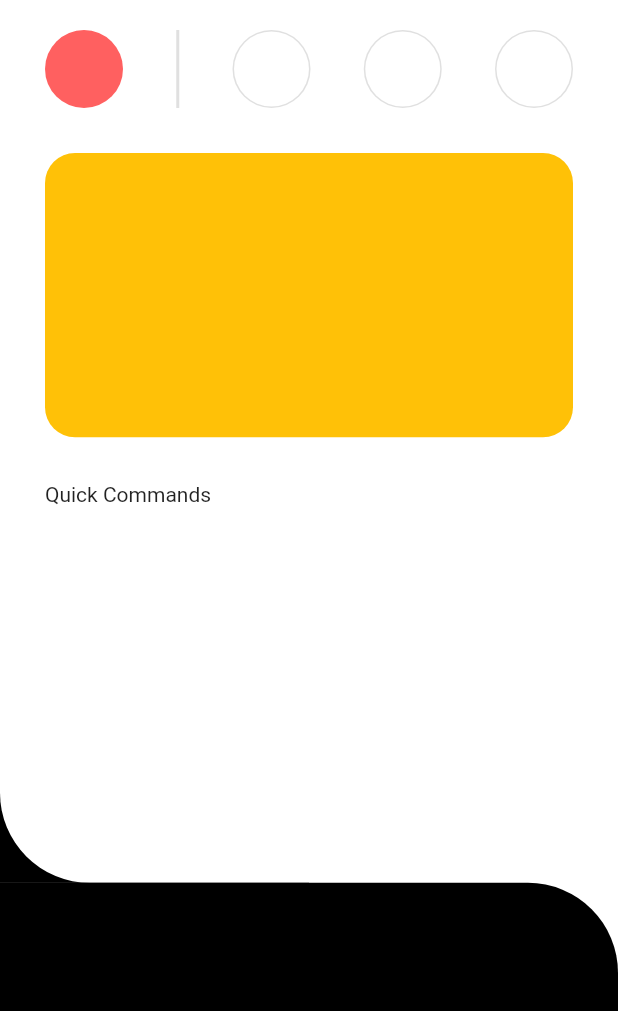
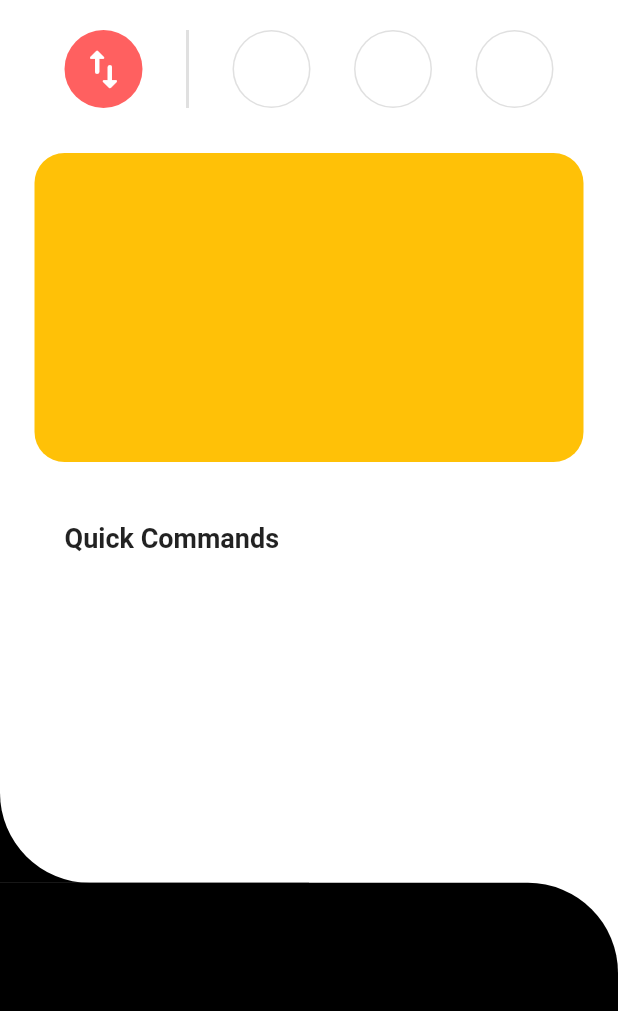
Before and after one commit to ceejayps/banking_app_2, a Flutter app: the screen it shows after launch, on a phone screen of 412 x 824 dp. Shown: the top 1011 px of the screen. Run offline on Flutter 3.47's test engine with Material 2 defaults, Android fonts, the phone set to English and light mode, and no system bars; missing offline and left inert: dart:ffi.

Commit message:
Update text.dart

```diff
--- a/lib/container/pages/text.dart
+++ b/lib/container/pages/text.dart
@@ -76,19 +76,30 @@ class _bankingtestState extends State<bankingtest> {
             backgroundColor: Colors.transparent,
             body: SafeArea(
               child: Padding(
-                padding: const EdgeInsets.symmetric(horizontal: 30),
+                padding: const EdgeInsets.symmetric(horizontal: 23),
                 child: Column(
                   crossAxisAlignment: CrossAxisAlignment.start,
                   children: [
                     SizedBox(
                       height: 20,
                     ),
-                    Row(
+                    Padding(
+                      padding: const EdgeInsets.symmetric(horizontal: 20),
+                      child: Row(
                         mainAxisAlignment: MainAxisAlignment.spaceBetween,
                         children: [
                           CircleAvatar(
                             radius: 26,
-                            backgroundColor: Color.fromARGB(255, 255, 96, 96)),
+                            backgroundColor: Color.fromARGB(255, 255, 96, 96),
+                            child: CircleAvatar(
+                                radius: 25,
+                                backgroundColor: Colors.transparent,
+                                child: Icon(
+                                  Icons.import_export_rounded,
+                                  color: Colors.white,
+                                  size: 34,
+                                )),
+                          ),
                           Container(
                             color: Colors.black12,
                             width: 2,
@@ -120,12 +131,13 @@ class _bankingtestState extends State<bankingtest> {
                           ),
                         ],
                       ),
+                    ),
                     SizedBox(
                       height: 30,
                     ),
                     Container(
                       width: MediaQuery.of(context).size.width,
-                      height: MediaQuery.of(context).size.width * 0.46,
+                      height: MediaQuery.of(context).size.width * 0.5,
                       decoration: BoxDecoration(
                           color: Colors.amber,
                           borderRadius: BorderRadius.circular(20)),
@@ -133,7 +145,16 @@ class _bankingtestState extends State<bankingtest> {
                     SizedBox(
                       height: 30,
                     ),
-                    Text("Quick Commands")
+                    Padding(
+                      padding: const EdgeInsets.symmetric(
+                          horizontal: 20, vertical: 10),
+                      child: Text(
+                        "Quick Commands",
+                        style: TextStyle(
+                            fontSize: 18, fontWeight: FontWeight.w700),
+                      ),
+                    ),
+                    Row()
                   ],
                 ),
               ),
```
Lines whose indentation alone changed are shown as unchanged.
